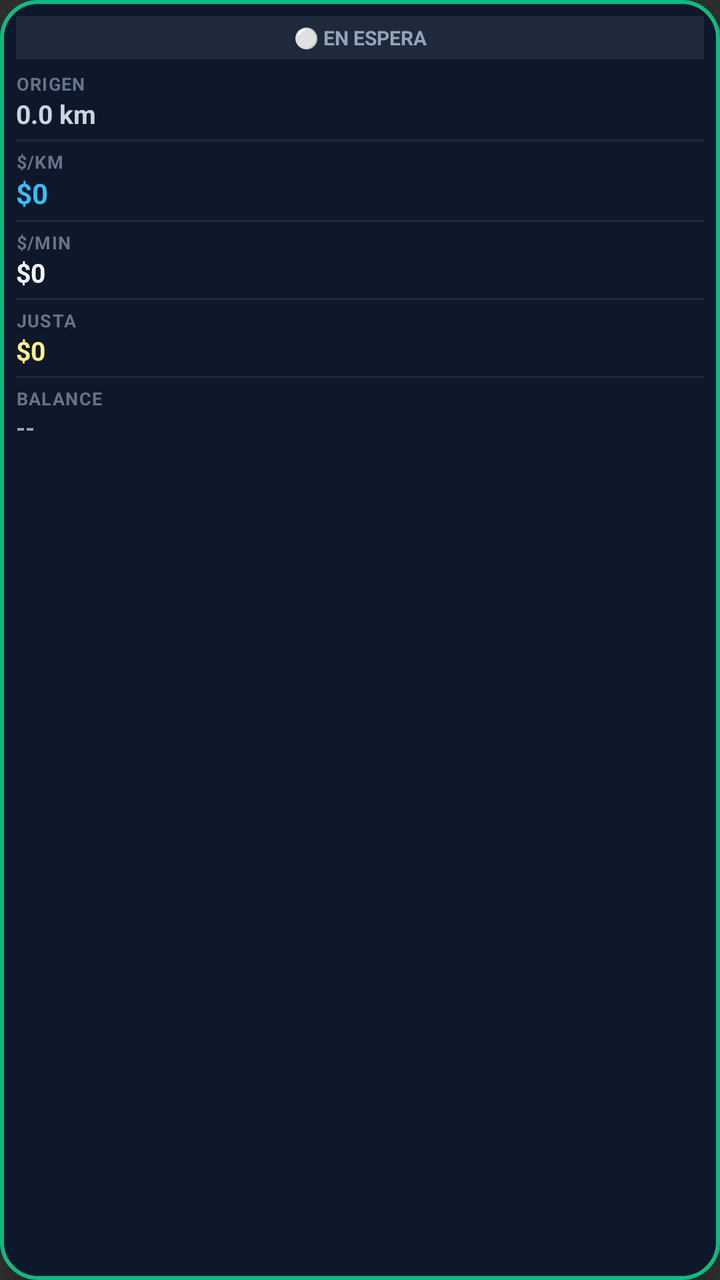
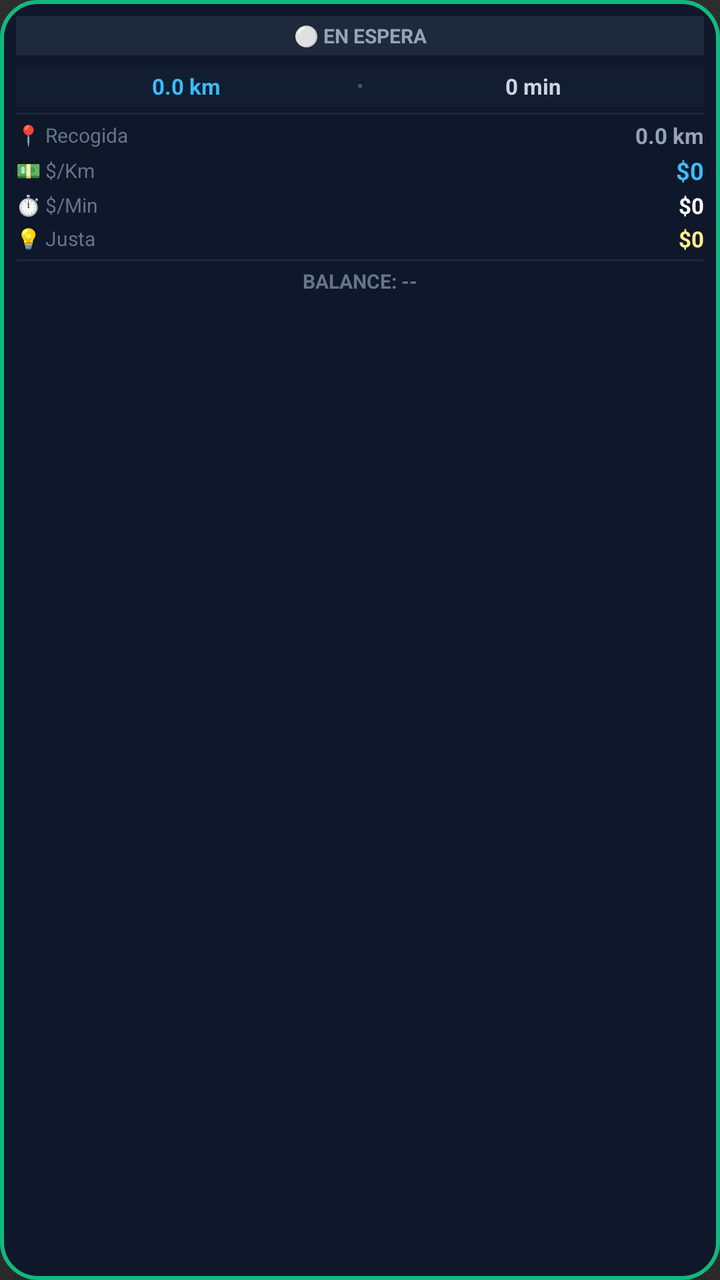

Before-and-after screenshots of an Android layout around one commit, followed by the original layout XML and the change that was made.
<!-- AndroidManifest.xml: application theme android:Theme.Material.NoActionBar -->
<!-- res/layout/overlay_bubble.xml -->
<?xml version="1.0" encoding="utf-8"?>
<LinearLayout xmlns:android="http://schemas.android.com/apk/res/android"
    android:id="@+id/dockContainer"
    android:layout_width="105dp"
    android:layout_height="wrap_content"
    android:background="@drawable/bg_overlay_hud"
    android:elevation="16dp"
    android:orientation="vertical"
    android:padding="8dp">

    
    <TextView
        android:id="@+id/tvStatusBadge"
        android:layout_width="match_parent"
        android:layout_height="wrap_content"
        android:background="#1e293b"
        android:gravity="center"
        android:paddingVertical="4dp"
        android:text="⚪ EN ESPERA"
        android:textColor="#94a3b8"
        android:textSize="10sp"
        android:textStyle="bold" />

    
    <LinearLayout
        android:layout_width="match_parent"
        android:layout_height="wrap_content"
        android:layout_marginTop="6dp"
        android:orientation="vertical">

        <TextView
            android:layout_width="wrap_content"
            android:layout_height="wrap_content"
            android:text="ORIGEN"
            android:textColor="#64748b"
            android:textSize="9sp"
            android:textStyle="bold"
            android:letterSpacing="0.05" />

        <TextView
            android:id="@+id/tvOriginDist"
            android:layout_width="wrap_content"
            android:layout_height="wrap_content"
            android:text="0.0 km"
            android:textColor="#cbd5e1"
            android:textSize="13sp"
            android:textStyle="bold" />
    </LinearLayout>

    <View
        android:layout_width="match_parent"
        android:layout_height="1dp"
        android:layout_marginVertical="4dp"
        android:background="#1e293b" />

    
    <LinearLayout
        android:layout_width="match_parent"
        android:layout_height="wrap_content"
        android:orientation="vertical">

        <TextView
            android:layout_width="wrap_content"
            android:layout_height="wrap_content"
            android:text="$/KM"
            android:textColor="#64748b"
            android:textSize="9sp"
            android:textStyle="bold"
            android:letterSpacing="0.05" />

        <TextView
            android:id="@+id/tvPerKm"
            android:layout_width="wrap_content"
            android:layout_height="wrap_content"
            android:text="$0"
            android:textColor="#38bdf8"
            android:textSize="14sp"
            android:textStyle="bold" />
    </LinearLayout>

    <View
        android:layout_width="match_parent"
        android:layout_height="1dp"
        android:layout_marginVertical="4dp"
        android:background="#1e293b" />

    
    <LinearLayout
        android:layout_width="match_parent"
        android:layout_height="wrap_content"
        android:orientation="vertical">

        <TextView
            android:layout_width="wrap_content"
            android:layout_height="wrap_content"
            android:text="$/MIN"
            android:textColor="#64748b"
            android:textSize="9sp"
            android:textStyle="bold"
            android:letterSpacing="0.05" />

        <TextView
            android:id="@+id/tvPerMin"
            android:layout_width="wrap_content"
            android:layout_height="wrap_content"
            android:text="$0"
            android:textColor="#f8fafc"
            android:textSize="13sp"
            android:textStyle="bold" />
    </LinearLayout>

    <View
        android:layout_width="match_parent"
        android:layout_height="1dp"
        android:layout_marginVertical="4dp"
        android:background="#1e293b" />

    
    <LinearLayout
        android:layout_width="match_parent"
        android:layout_height="wrap_content"
        android:orientation="vertical">

        <TextView
            android:layout_width="wrap_content"
            android:layout_height="wrap_content"
            android:text="JUSTA"
            android:textColor="#64748b"
            android:textSize="9sp"
            android:textStyle="bold"
            android:letterSpacing="0.05" />

        <TextView
            android:id="@+id/tvFairPrice"
            android:layout_width="wrap_content"
            android:layout_height="wrap_content"
            android:text="$0"
            android:textColor="#fef08a"
            android:textSize="13sp"
            android:textStyle="bold" />
    </LinearLayout>

    <View
        android:layout_width="match_parent"
        android:layout_height="1dp"
        android:layout_marginVertical="4dp"
        android:background="#1e293b" />

    
    <LinearLayout
        android:layout_width="match_parent"
        android:layout_height="wrap_content"
        android:orientation="vertical">

        <TextView
            android:layout_width="wrap_content"
            android:layout_height="wrap_content"
            android:text="BALANCE"
            android:textColor="#64748b"
            android:textSize="9sp"
            android:textStyle="bold"
            android:letterSpacing="0.05" />

        <TextView
            android:id="@+id/tvDiffPrice"
            android:layout_width="wrap_content"
            android:layout_height="wrap_content"
            android:text="--"
            android:textColor="#94a3b8"
            android:textSize="12sp"
            android:textStyle="bold" />
    </LinearLayout>

</LinearLayout>
<!-- resources referenced by this layout -->
<resources>
  <!-- drawable bg_overlay_hud (drawable) -->
  <?xml version="1.0" encoding="utf-8"?>
  <shape xmlns:android="http://schemas.android.com/apk/res/android">
      <solid android:color="#0f172a" />
      <stroke android:width="2dp" android:color="#10b981" />
      <corners android:radius="18dp" />
  </shape>
</resources>

<!-- the commit's change to res/layout/overlay_bubble.xml (unified diff, before → after) -->
@@ -1,7 +1,7 @@
 <?xml version="1.0" encoding="utf-8"?>
 <LinearLayout xmlns:android="http://schemas.android.com/apk/res/android"
     android:id="@+id/dockContainer"
-    android:layout_width="105dp"
+    android:layout_width="145dp"
     android:layout_height="wrap_content"
     android:background="@drawable/bg_overlay_hud"
     android:elevation="16dp"
@@ -15,7 +15,7 @@
         android:layout_height="wrap_content"
         android:background="#1e293b"
         android:gravity="center"
-        android:paddingVertical="4dp"
+        android:paddingVertical="3dp"
         android:text="⚪ EN ESPERA"
         android:textColor="#94a3b8"
         android:textSize="10sp"
@@ -25,48 +25,88 @@
     <LinearLayout
         android:layout_width="match_parent"
         android:layout_height="wrap_content"
-        android:layout_marginTop="6dp"
-        android:orientation="vertical">
+        android:layout_marginTop="5dp"
+        android:background="#131d31"
+        android:gravity="center"
+        android:orientation="horizontal"
+        android:paddingVertical="3dp">
+
+        <TextView
+            android:id="@+id/tvTotalKm"
+            android:layout_width="0dp"
+            android:layout_height="wrap_content"
+            android:layout_weight="1"
+            android:gravity="center"
+            android:text="0.0 km"
+            android:textColor="#38bdf8"
+            android:textSize="11sp"
+            android:textStyle="bold" />
 
         <TextView
             android:layout_width="wrap_content"
             android:layout_height="wrap_content"
-            android:text="ORIGEN"
+            android:text="•"
+            android:textColor="#475569"
+            android:textSize="10sp" />
+
+        <TextView
+            android:id="@+id/tvTotalMin"
+            android:layout_width="0dp"
+            android:layout_height="wrap_content"
+            android:layout_weight="1"
+            android:gravity="center"
+            android:text="0 min"
+            android:textColor="#cbd5e1"
+            android:textSize="11sp"
+            android:textStyle="bold" />
+    </LinearLayout>
+
+    <View
+        android:layout_width="match_parent"
+        android:layout_height="1dp"
+        android:layout_marginVertical="3dp"
+        android:background="#1e293b" />
+
+    
+    <LinearLayout
+        android:layout_width="match_parent"
+        android:layout_height="wrap_content"
+        android:gravity="center_vertical"
+        android:orientation="horizontal">
+
+        <TextView
+            android:layout_width="0dp"
+            android:layout_height="wrap_content"
+            android:layout_weight="1"
+            android:text="📍 Recogida"
             android:textColor="#64748b"
-            android:textSize="9sp"
-            android:textStyle="bold"
-            android:letterSpacing="0.05" />
+            android:textSize="10sp" />
 
         <TextView
             android:id="@+id/tvOriginDist"
             android:layout_width="wrap_content"
             android:layout_height="wrap_content"
             android:text="0.0 km"
-            android:textColor="#cbd5e1"
-            android:textSize="13sp"
+            android:textColor="#94a3b8"
+            android:textSize="11sp"
             android:textStyle="bold" />
     </LinearLayout>
-
-    <View
-        android:layout_width="match_parent"
-        android:layout_height="1dp"
-        android:layout_marginVertical="4dp"
-        android:background="#1e293b" />
 
     
     <LinearLayout
         android:layout_width="match_parent"
         android:layout_height="wrap_content"
-        android:orientation="vertical">
+        android:layout_marginTop="2dp"
+        android:gravity="center_vertical"
+        android:orientation="horizontal">
 
         <TextView
-            android:layout_width="wrap_content"
+            android:layout_width="0dp"
             android:layout_height="wrap_content"
-            android:text="$/KM"
+            android:layout_weight="1"
+            android:text="💵 $/Km"
             android:textColor="#64748b"
-            android:textSize="9sp"
-            android:textStyle="bold"
-            android:letterSpacing="0.05" />
+            android:textSize="10sp" />
 
         <TextView
             android:id="@+id/tvPerKm"
@@ -74,30 +114,25 @@
             android:layout_height="wrap_content"
             android:text="$0"
             android:textColor="#38bdf8"
-            android:textSize="14sp"
+            android:textSize="12sp"
             android:textStyle="bold" />
     </LinearLayout>
-
-    <View
-        android:layout_width="match_parent"
-        android:layout_height="1dp"
-        android:layout_marginVertical="4dp"
-        android:background="#1e293b" />
 
     
     <LinearLayout
         android:layout_width="match_parent"
         android:layout_height="wrap_content"
-        android:orientation="vertical">
+        android:layout_marginTop="2dp"
+        android:gravity="center_vertical"
+        android:orientation="horizontal">
 
         <TextView
-            android:layout_width="wrap_content"
+            android:layout_width="0dp"
             android:layout_height="wrap_content"
-            android:text="$/MIN"
+            android:layout_weight="1"
+            android:text="⏱️ $/Min"
             android:textColor="#64748b"
-            android:textSize="9sp"
-            android:textStyle="bold"
-            android:letterSpacing="0.05" />
+            android:textSize="10sp" />
 
         <TextView
             android:id="@+id/tvPerMin"
@@ -105,30 +140,25 @@
             android:layout_height="wrap_content"
             android:text="$0"
             android:textColor="#f8fafc"
-            android:textSize="13sp"
+            android:textSize="11sp"
             android:textStyle="bold" />
     </LinearLayout>
-
-    <View
-        android:layout_width="match_parent"
-        android:layout_height="1dp"
-        android:layout_marginVertical="4dp"
-        android:background="#1e293b" />
 
     
     <LinearLayout
         android:layout_width="match_parent"
         android:layout_height="wrap_content"
-        android:orientation="vertical">
+        android:layout_marginTop="2dp"
+        android:gravity="center_vertical"
+        android:orientation="horizontal">
 
         <TextView
-            android:layout_width="wrap_content"
+            android:layout_width="0dp"
             android:layout_height="wrap_content"
-            android:text="JUSTA"
+            android:layout_weight="1"
+            android:text="💡 Justa"
             android:textColor="#64748b"
-            android:textSize="9sp"
-            android:textStyle="bold"
-            android:letterSpacing="0.05" />
+            android:textSize="10sp" />
 
         <TextView
             android:id="@+id/tvFairPrice"
@@ -136,39 +166,25 @@
             android:layout_height="wrap_content"
             android:text="$0"
             android:textColor="#fef08a"
-            android:textSize="13sp"
+            android:textSize="11sp"
             android:textStyle="bold" />
     </LinearLayout>
 
     <View
         android:layout_width="match_parent"
         android:layout_height="1dp"
-        android:layout_marginVertical="4dp"
+        android:layout_marginVertical="3dp"
         android:background="#1e293b" />
 
     
-    <LinearLayout
+    <TextView
+        android:id="@+id/tvDiffPrice"
         android:layout_width="match_parent"
         android:layout_height="wrap_content"
-        android:orientation="vertical">
-
-        <TextView
-            android:layout_width="wrap_content"
-            android:layout_height="wrap_content"
-            android:text="BALANCE"
-            android:textColor="#64748b"
-            android:textSize="9sp"
-            android:textStyle="bold"
-            android:letterSpacing="0.05" />
-
-        <TextView
-            android:id="@+id/tvDiffPrice"
-            android:layout_width="wrap_content"
-            android:layout_height="wrap_content"
-            android:text="--"
-            android:textColor="#94a3b8"
-            android:textSize="12sp"
-            android:textStyle="bold" />
-    </LinearLayout>
+        android:gravity="center"
+        android:text="BALANCE: --"
+        android:textColor="#64748b"
+        android:textSize="10sp"
+        android:textStyle="bold" />
 
 </LinearLayout>
